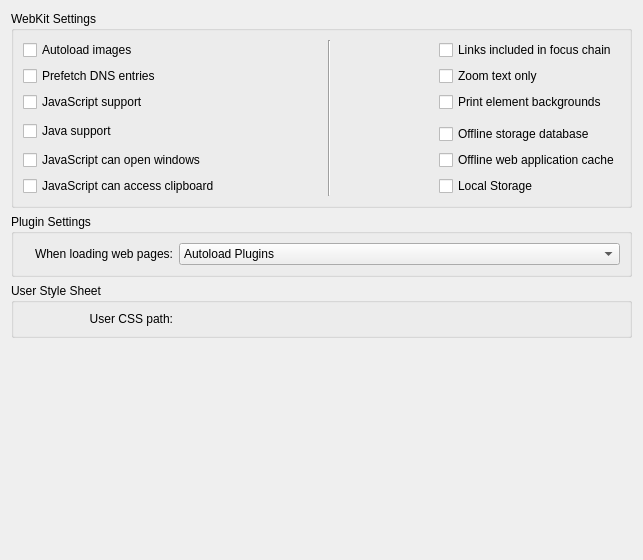
Above: src/settings/settings_webkit.ui from KDE/rekonq before the change. Below: the same form after it.
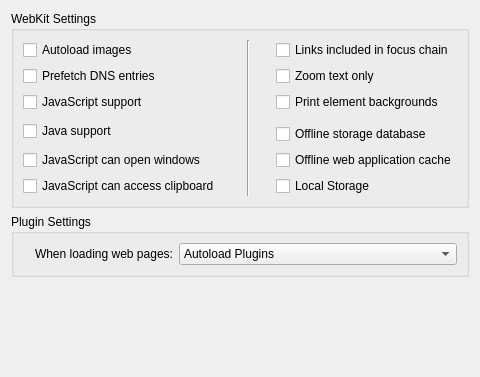
That is the form after the change. Custom widgets are drawn as their Qt base class.

Commit message: New Settings classes, one for each widget. It seems clear to me that this way code is more maintainable than merging everything in the settingsdialog class

What changed in the file:
```diff
--- a/src/settings/settings_webkit.ui
+++ b/src/settings/settings_webkit.ui
@@ -6,8 +6,8 @@
    <rect>
     <x>0</x>
     <y>0</y>
-    <width>643</width>
-    <height>560</height>
+    <width>480</width>
+    <height>377</height>
    </rect>
   </property>
   <layout class="QVBoxLayout" name="verticalLayout">
@@ -191,38 +191,6 @@
      </layout>
     </widget>
    </item>
-   <item>
-    <widget class="QGroupBox" name="groupBox_2">
-     <property name="title">
-      <string>User Style Sheet</string>
-     </property>
-     <layout class="QFormLayout" name="formLayout_2">
-      <item row="0" column="0">
-       <widget class="QLabel" name="label">
-        <property name="minimumSize">
-         <size>
-          <width>150</width>
-          <height>0</height>
-         </size>
-        </property>
-        <property name="text">
-         <string>User CSS path:</string>
-        </property>
-        <property name="alignment">
-         <set>Qt::AlignRight|Qt::AlignTrailing|Qt::AlignVCenter</set>
-        </property>
-       </widget>
-      </item>
-      <item row="0" column="1">
-       <widget class="KUrlRequester" name="kcfg_userCSS">
-        <property name="filter">
-         <string>*.css</string>
-        </property>
-       </widget>
-      </item>
-     </layout>
-    </widget>
-   </item>
    <item>
     <spacer name="verticalSpacer">
      <property name="orientation">
@@ -239,11 +207,6 @@
   </layout>
  </widget>
  <customwidgets>
-  <customwidget>
-   <class>KUrlRequester</class>
-   <extends>QFrame</extends>
-   <header>kurlrequester.h</header>
-  </customwidget>
   <customwidget>
    <class>KComboBox</class>
    <extends>QComboBox</extends>
```
The commit also changes 13 other files.
